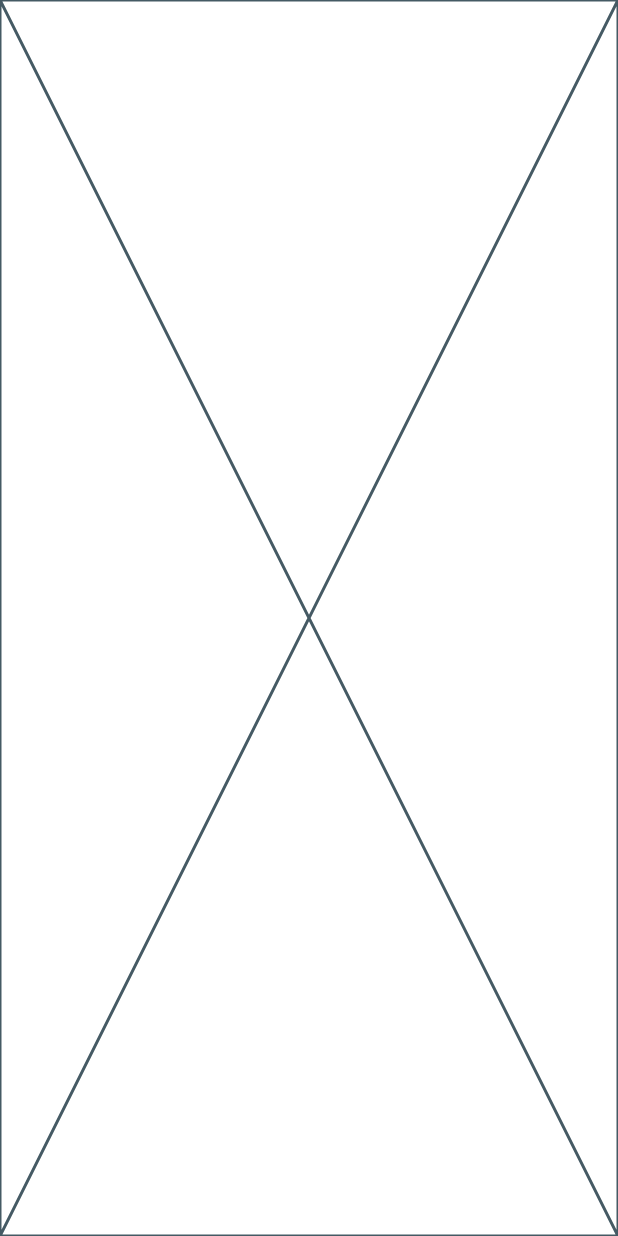
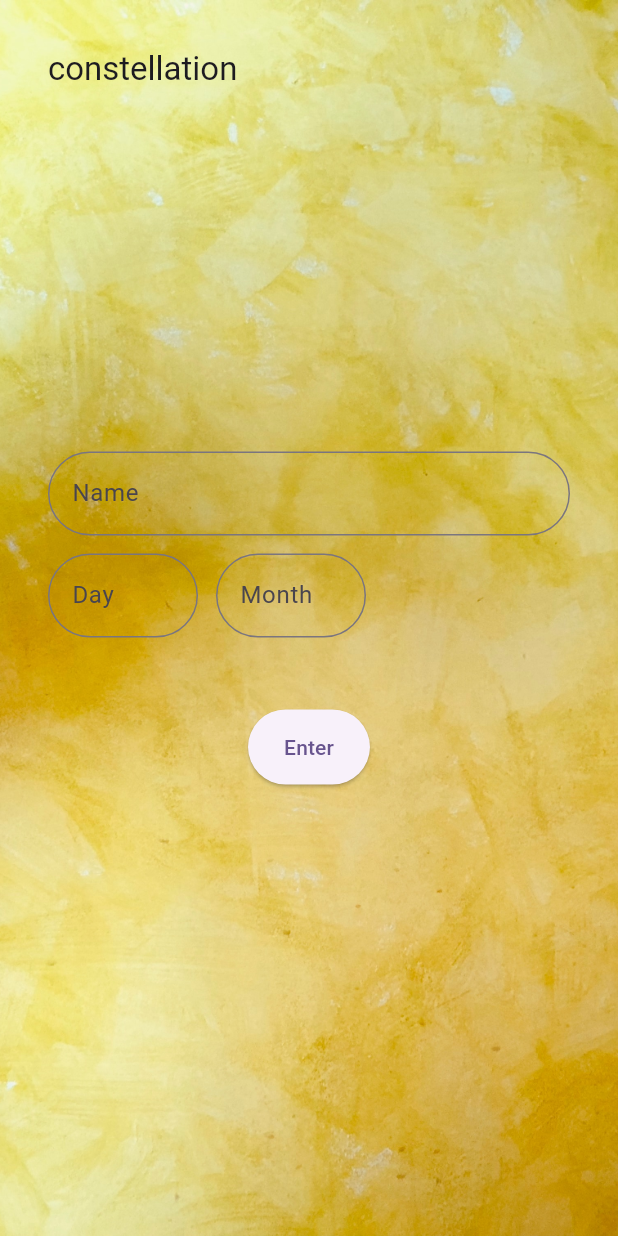
Before and after one commit to wiyantoeric/constellation, a Flutter app: the screen it shows after launch, on a phone screen of 412 x 824 dp. Run offline on Flutter 3.47's test engine with Material 2 defaults, Android fonts, the phone set to English and light mode, and no system bars; our stand-ins replace go_router.

Commit message:
feat: update ui

```diff
--- a/lib/page/home_page.dart
+++ b/lib/page/home_page.dart
@@ -1,4 +1,7 @@
+import 'package:constellation/common/constellation_data.dart';
 import 'package:flutter/material.dart';
+import 'package:flutter/services.dart';
+import 'package:go_router/go_router.dart';
 
 class HomePage extends StatefulWidget {
   const HomePage({super.key});
@@ -8,8 +11,126 @@ class HomePage extends StatefulWidget {
 }
 
 class _HomePageState extends State<HomePage> {
+  final TextEditingController _nameControlller = TextEditingController();
+  final TextEditingController _dayController = TextEditingController();
+  final TextEditingController _monthController = TextEditingController();
+
+  final int _day = 0;
+  final int _month = 0;
+
   @override
   Widget build(BuildContext context) {
-    return const Placeholder();
+    return Scaffold(
+      body: SafeArea(
+        child: Stack(
+          children: [
+            ConstrainedBox(
+              constraints: const BoxConstraints.expand(),
+              child: Image.asset(
+                'assets/background.jpg',
+                fit: BoxFit.cover,
+              ),
+            ),
+            Padding(
+              padding: const EdgeInsets.all(32),
+              child: Stack(
+                children: [
+                  Text(
+                    'constellation',
+                    style: Theme.of(context).textTheme.titleLarge,
+                  ),
+                  Column(
+                    mainAxisAlignment: MainAxisAlignment.center,
+                    children: [
+                      TextFormField(
+                        controller: _nameControlller,
+                        inputFormatters: [
+                          FilteringTextInputFormatter.allow(
+                              RegExp(r'[a-zA-Z]+')),
+                        ],
+                        decoration: InputDecoration(
+                          labelText: 'Name',
+                          border: OutlineInputBorder(
+                            borderRadius: BorderRadius.circular(100.0),
+                          ),
+                        ),
+                      ),
+                      const SizedBox(height: 12),
+                      Row(
+                        children: [
+                          Container(
+                            width: 100,
+                            child: TextFormField(
+                              controller: _dayController,
+                              inputFormatters: [
+                                FilteringTextInputFormatter.digitsOnly,
+                              ],
+                              decoration: InputDecoration(
+                                labelText: 'Day',
+                                border: OutlineInputBorder(
+                                  borderRadius: BorderRadius.circular(100.0),
+                                ),
+                              ),
+                            ),
+                          ),
+                          const SizedBox(width: 12),
+                          Container(
+                            width: 100,
+                            child: TextFormField(
+                              controller: _monthController,
+                              inputFormatters: [
+                                FilteringTextInputFormatter.digitsOnly,
+                              ],
+                              decoration: InputDecoration(
+                                labelText: 'Month',
+                                border: OutlineInputBorder(
+                                  borderRadius: BorderRadius.circular(100.0),
+                                ),
+                              ),
+                            ),
+                          ),
+                        ],
+                      ),
+                      const SizedBox(height: 48),
+                      SizedBox(
+                        height: 50,
+                        child: ElevatedButton(
+                          onPressed: handleCta,
+                          child: const Text('Enter'),
+                        ),
+                      ),
+                    ],
+                  ),
+                ],
+              ),
+            ),
+          ],
+        ),
+      ),
+    );
+  }
+
+  void handleCta() {
+    final name = _nameControlller.text;
+    final day = int.tryParse(_dayController.text);
+    final month = int.tryParse(_monthController.text);
+
+    final dateTime = DateTime(DateTime.now().year, month!, day!);
+
+    final constellationName = constellationData
+        .firstWhere((element) =>
+            element.startDate.isBefore(dateTime) ||
+            element.endDate.isAfter(dateTime))
+        .constellationName;
+
+    context.go('/$constellationName');
+  }
+
+  @override
+  void dispose() {
+    super.dispose();
+    _nameControlller.dispose();
+    _dayController.dispose();
+    _monthController.dispose();
   }
 }
```
